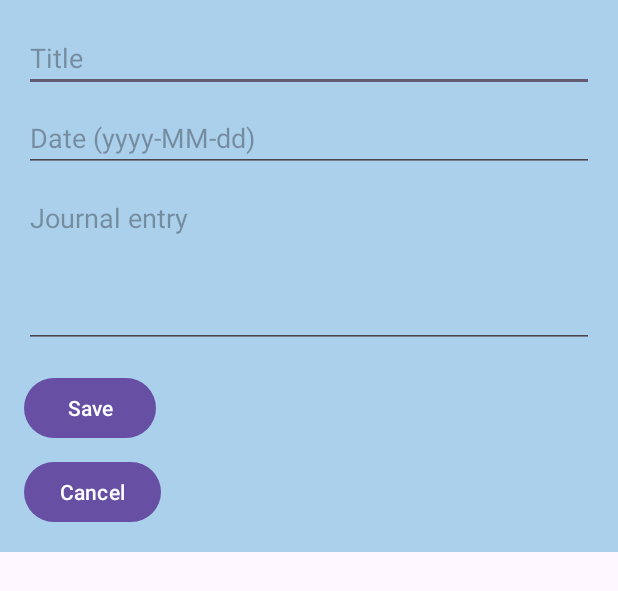
After one commit to aavery0506/MADFinalApp, an Android app: the layout dialog_add_entry.xml on its own in the app's theme, with its tools: preview values and no code run, on a phone screen of 412 x 824 dp. The commit adds this screen. Shown: the top 591 px of the screen. Run offline under Robolectric (Android 15) with nearby library versions, the phone set to English and light mode, and no system bars.

Commit message:
Reworking journal entry and search

```diff
--- a/app/build.gradle.kts
+++ b/app/build.gradle.kts
@@ -51,6 +51,7 @@ dependencies {
     implementation(platform(libs.firebase.bom))
     implementation(libs.firebase.auth)
 
+
     // Retrofit
     implementation(libs.retrofit)
 
--- a/app/src/main/AndroidManifest.xml
+++ b/app/src/main/AndroidManifest.xml
@@ -23,7 +23,7 @@
             android:name=".MainActivity"
             android:exported="false" />
         <activity
-            android:name=".Journal"
+            android:name=".LoginScreen"
             android:exported="false" />
         <activity
             android:name=".HomeScreen"
@@ -32,10 +32,10 @@
             android:name=".Breathing"
             android:exported="false" />
         <activity
-            android:name=".LoginScreen"
+            android:name=".Affirmations"
             android:exported="false" />
         <activity
-            android:name=".Affirmations"
+            android:name=".Journal"
             android:exported="true">
             <intent-filter>
                 <action android:name="android.intent.action.MAIN" />
--- /dev/null
+++ b/app/src/main/res/drawable/baseline_save_24.xml
@@ -0,0 +1,5 @@
+<vector xmlns:android="http://schemas.android.com/apk/res/android" android:height="24dp" android:tint="#000000" android:viewportHeight="24" android:viewportWidth="24" android:width="24dp">
+
+    <path android:fillColor="@android:color/white" android:pathData="M17,3L5,3c-1.11,0 -2,0.9 -2,2v14c0,1.1 0.89,2 2,2h14c1.1,0 2,-0.9 2,-2L21,7l-4,-4zM12,19c-1.66,0 -3,-1.34 -3,-3s1.34,-3 3,-3 3,1.34 3,3 -1.34,3 -3,3zM15,9L5,9L5,5h10v4z"/>
+
+</vector>
--- /dev/null
+++ b/app/src/main/res/layout/dialog_add_entry.xml
@@ -0,0 +1,52 @@
+<?xml version="1.0" encoding="utf-8"?>
+<LinearLayout xmlns:android="http://schemas.android.com/apk/res/android"
+    android:layout_width="match_parent"
+    android:layout_height="wrap_content"
+    android:background="@color/LightestBlue"
+    android:orientation="vertical"
+    android:padding="16dp">
+
+    <EditText
+        android:id="@+id/edit_dialog_title"
+        android:layout_width="match_parent"
+        android:layout_height="wrap_content"
+        android:textColor="@color/DarkBlue"
+        android:hint="Title"
+        android:inputType="text"
+         />
+
+    <EditText
+        android:id="@+id/edit_dialog_date"
+        android:layout_width="match_parent"
+        android:layout_height="wrap_content"
+        android:layout_marginTop="8dp"
+        android:textColor="@color/DarkBlue"
+        android:hint="Date (yyyy-MM-dd)"
+        android:inputType="date"
+         />
+
+    <EditText
+        android:id="@+id/edit_dialog_entry"
+        android:layout_width="match_parent"
+        android:layout_height="wrap_content"
+        android:layout_marginTop="8dp"
+        android:textColor="@color/DarkBlue"
+        android:hint="Journal entry"
+        android:inputType="textMultiLine"
+        android:minLines="4"
+        android:gravity="top|start" />
+    <Button
+        android:id="@+id/button_save"
+        android:layout_width="wrap_content"
+        android:layout_height="wrap_content"
+        android:layout_marginTop="16dp"
+        android:text="Save" />
+
+    <Button
+        android:id="@+id/button_cancel"
+        android:layout_width="wrap_content"
+        android:layout_height="wrap_content"
+        android:layout_marginTop="8dp"
+        android:text="Cancel" />
+
+</LinearLayout>
```
Also changed, not shown: app/src/main/java/com/example/selfcareapp/Journal.java (+113 -7 lines), app/src/main/res/layout/activity_journal.xml (+7 -0 lines).
